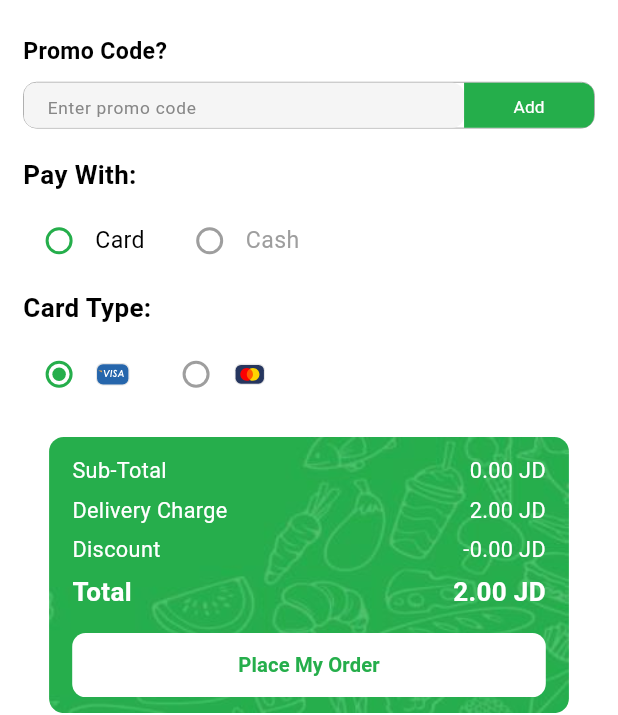
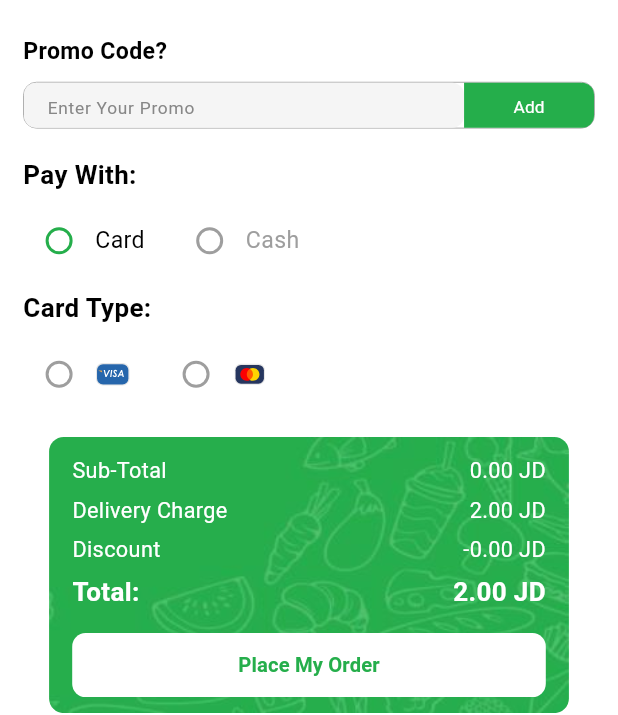
Before and after one commit to SSeba2002/foodtek_app, a Flutter app: the CheckoutScreen screen opened directly with empty values, on a phone screen of 412 x 824 dp. Shown: the part 304-1019 px from the top of the screen. Run offline on Flutter 3.47's test engine with Material 3 defaults, Android fonts, the phone set to English and light mode, and no system bars; our stand-ins replace buttons_tabbar, carousel_slider, confetti, country_picker, flutter_bloc, flutter_rating_bar and 8 more; accounts and stored records are empty.

Commit message:
Translate of cart,history,checkout pages

```diff
--- a/lib/view/screens/auth/login_screen.dart
+++ b/lib/view/screens/auth/login_screen.dart
@@ -2,7 +2,6 @@ import 'package:flutter/material.dart';
 import 'package:flutter_screenutil/flutter_screenutil.dart';
 import 'package:foodtek_project/constant/functions/theme_dialog.dart';
 import 'package:foodtek_project/constant/responsive.dart';
-import 'package:foodtek_project/constant/theme.dart';
 import 'package:foodtek_project/l10n/generated/app_localizations.dart';
 import 'package:foodtek_project/view/screens/auth/forgetpass/forgot_password_screen.dart';
 import 'package:foodtek_project/view/screens/auth/signup_screen.dart';
--- a/lib/view/screens/auth/otp_screen.dart
+++ b/lib/view/screens/auth/otp_screen.dart
@@ -1,4 +1,3 @@
-import 'dart:ui';
 import 'package:flutter/material.dart';
 import 'package:flutter_screenutil/flutter_screenutil.dart';
 import 'package:foodtek_project/constant/theme.dart';
--- a/lib/view/screens/chang_lang_screen.dart
+++ b/lib/view/screens/chang_lang_screen.dart
@@ -1,9 +1,7 @@
 import 'package:flutter/material.dart';
-import 'package:flutter_bloc/flutter_bloc.dart';
 import 'package:flutter_screenutil/flutter_screenutil.dart';
 import 'package:foodtek_project/constant/functions/theme_dialog.dart';
 import 'package:foodtek_project/constant/theme.dart';
-import 'package:foodtek_project/cubit/theme_cubit.dart';
 import 'package:foodtek_project/l10n/generated/app_localizations.dart';
 import 'package:foodtek_project/view/screens/onboarding/onboarding_screen.dart';
 
--- a/lib/view/screens/home/cart/checkout/Checkout_Screen.dart
+++ b/lib/view/screens/home/cart/checkout/Checkout_Screen.dart
@@ -86,8 +86,8 @@ class _CheckoutScreenState extends State<CheckoutScreen> {
           children: [
             Icon(Icons.my_location_outlined, color: Colors.grey, size: 20.sp),
             SizedBox(width: 9.w),
-            Text(
-              'Al jama‘a Street',
+            Text(AppLocalizations.of(context)!.alJamaaStreet
+              ,
               style: TextStyle(fontSize: 15.sp, fontWeight: FontWeight.w400),
             ),
           ],
@@ -110,8 +110,7 @@ class _CheckoutScreenState extends State<CheckoutScreen> {
                       ? Text(userLocation!, style: TextStyle(fontSize: 16.sp))
                       : GestureDetector(
                         onTap: _goToMapScreen,
-                        child: Text(
-                          ' Add location',
+                        child: Text(AppLocalizations.of(context)!.addLocation,
                           style: TextStyle(color: Colors.grey, fontSize: 16.sp),
                         ),
                       ),
@@ -156,7 +155,7 @@ class _CheckoutScreenState extends State<CheckoutScreen> {
                   controller: promoCodeController,
                   decoration: InputDecoration(
                     contentPadding: EdgeInsets.symmetric(horizontal: 12.w),
-                    hintText: 'Enter promo code',
+                    hintText: AppLocalizations.of(context)!.enterPromo,
                     hintStyle: TextStyle(
                       color: Color(0xFF878787),
                       fontSize: 12.sp,
@@ -239,15 +238,15 @@ class _CheckoutScreenState extends State<CheckoutScreen> {
               },
               activeColor: Color(0xFF25AE4B),
               fillColor: WidgetStateColor.resolveWith((states) {
-                return paymentMethod == 'cash'
+                return paymentMethod == AppLocalizations.of(context)!.cash
                     ? Color(0xFF25AE4B)
                     : Colors.grey;
               }),
             ),
             Text(
-              'Cash',
+              AppLocalizations.of(context)!.cash,
               style: TextStyle(
-                color: paymentMethod == 'cash' ? Colors.black : Colors.grey,
+                color: paymentMethod == AppLocalizations.of(context)!.cash ? Colors.black : Colors.grey,
                 fontSize: 16.sp,
               ),
             ),
@@ -269,7 +268,7 @@ class _CheckoutScreenState extends State<CheckoutScreen> {
         Row(
           children: [
             Radio(
-              value: 'visa',
+              value: AppLocalizations.of(context)!.visa,
               groupValue: cardType,
               onChanged: (value) {
                 setState(() {
@@ -278,7 +277,7 @@ class _CheckoutScreenState extends State<CheckoutScreen> {
               },
               activeColor: Color(0xFF25AE4B),
               fillColor: WidgetStateColor.resolveWith((states) {
-                return cardType == 'visa' ? Color(0xFF25AE4B) : Colors.grey;
+                return cardType == AppLocalizations.of(context)!.visa ? Color(0xFF25AE4B) : Colors.grey;
               }),
             ),
             SvgPicture.asset(
@@ -288,7 +287,7 @@ class _CheckoutScreenState extends State<CheckoutScreen> {
             ),
             SizedBox(width: 20.w),
             Radio(
-              value: 'mastercard',
+              value: AppLocalizations.of(context)!.masterCard,
               groupValue: cardType,
               onChanged: (value) {
                 setState(() {
--- a/lib/view/screens/home/home/home_screen.dart
+++ b/lib/view/screens/home/home/home_screen.dart
@@ -124,9 +124,9 @@ class _HomeScreenState extends State<HomeScreen> {
                     itemBuilder: (context, index) {
                       return CategoryCell(
                         onAddTap: () {
-                          cartItems.add(topRatedItems[index]);
+                          cartItems(context).add(topRatedItems[index]);
                           print(
-                            "تمت الاضاااافة =============================================${cartItems[0].title}",
+                            "تمت الاضاااافة =============================================${cartItems(context)[0].title}",
                           );
                           setState(() {});
                         },
--- a/lib/view/widgets/auth/reuesble_scaffold_widget.dart
+++ b/lib/view/widgets/auth/reuesble_scaffold_widget.dart
@@ -1,5 +1,4 @@
 import 'package:flutter/material.dart';
-import 'package:foodtek_project/constant/theme.dart';
 
 class ReusableScaffold extends StatelessWidget {
   final Widget child;
--- a/lib/view/widgets/cart/empty_cart_widget.dart
+++ b/lib/view/widgets/cart/empty_cart_widget.dart
@@ -1,5 +1,6 @@
 import 'package:flutter/material.dart';
 import 'package:flutter_screenutil/flutter_screenutil.dart';
+import 'package:foodtek_project/l10n/generated/app_localizations.dart';
 
 class EmptyCartWidget extends StatelessWidget {
   const EmptyCartWidget({super.key});
@@ -20,7 +21,7 @@ class EmptyCartWidget extends StatelessWidget {
             ),
             SizedBox(height: 18.h),
             Text(
-              'Cart Empty',
+              AppLocalizations.of(context)!.cartEmpty,
               style: TextStyle(
                 fontSize: 32.sp,
                 fontWeight: FontWeight.w700,
@@ -30,7 +31,7 @@ class EmptyCartWidget extends StatelessWidget {
             Padding(
               padding: EdgeInsets.symmetric(horizontal: 20.w),
               child: Text(
-                'You don\'t have add any foods in cart at this time',
+                AppLocalizations.of(context)!.cartEmptyMsg,
                 textAlign: TextAlign.center,
                 style: TextStyle(
                   fontSize: 16.sp,
--- a/lib/view/widgets/cart/price_details_widget.dart
+++ b/lib/view/widgets/cart/price_details_widget.dart
@@ -1,5 +1,6 @@
 import 'package:flutter/material.dart';
 import 'package:flutter_screenutil/flutter_screenutil.dart';
+import 'package:foodtek_project/l10n/generated/app_localizations.dart';
 import 'package:foodtek_project/view/screens/home/cart/checkout/order_done_Screen.dart';
 
 class PriceDetailsWidget extends StatelessWidget {
@@ -49,19 +50,19 @@ class PriceDetailsWidget extends StatelessWidget {
       child: Column(
         mainAxisSize: MainAxisSize.min,
         children: [
-          _buildPaymentRow('Sub-Total', subtotal.toStringAsFixed(2)),
+          _buildPaymentRow(AppLocalizations.of(context)!.subTotal, subtotal.toStringAsFixed(2)),
           SizedBox(height: 2.h),
           _buildPaymentRow(
-            'Delivery Charge',
+            AppLocalizations.of(context)!.deliveryCharge,
             calculatedDelivery.toStringAsFixed(2),
           ),
           SizedBox(height: 2.h),
           _buildPaymentRow(
-            'Discount',
+            AppLocalizations.of(context)!.discount,
             '-${calculatedDiscount.toStringAsFixed(2)}',
           ),
           SizedBox(height: 2.h),
-          _buildPaymentRow('Total', total.toStringAsFixed(2), isTotal: true),
+          _buildPaymentRow(AppLocalizations.of(context)!.total, total.toStringAsFixed(2), isTotal: true),
           SizedBox(height: 14.h),
           SizedBox(
             height: 48.h,
@@ -85,7 +86,7 @@ class PriceDetailsWidget extends StatelessWidget {
               },
 
               child: Text(
-                'Place My Order',
+                AppLocalizations.of(context)!.placeOrder,
                 style: TextStyle(
                   fontSize: 14.sp,
                   fontWeight: FontWeight.w700,
```
Also changed, not shown: lib/data/cart_item_list.dart (+7 -3 lines), lib/l10n/app_ar.arb (+24 -1 lines), lib/l10n/app_en.arb (+29 -2 lines), lib/main.dart (+0 -8 lines), lib/view/screens/home/cart/cart_screen.dart (+4 -4 lines), lib/view/screens/home/cart/checkout/add_card_screen.dart (+7 -2 lines), lib/view/screens/home/cart/checkout/map_screen.dart (+15 -9 lines), lib/view/screens/home/favorites/favorite_screen.dart (+19 -19 lines), lib/view/screens/home/history/history_screen.dart (+9 -8 lines), lib/view/widgets/main_page/location_search_widget.dart (+4 -3 lines), lib/l10n/generated/app_localizations.dart, lib/l10n/generated/app_localizations_ar.dart, lib/l10n/generated/app_localizations_en.dart.
